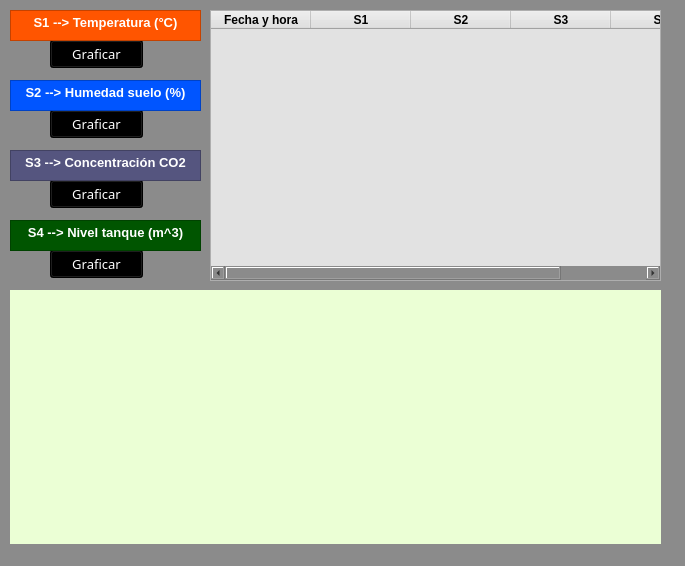
Qt form Principal.ui (diegocarreno01/InterfazSensores) before a commit.
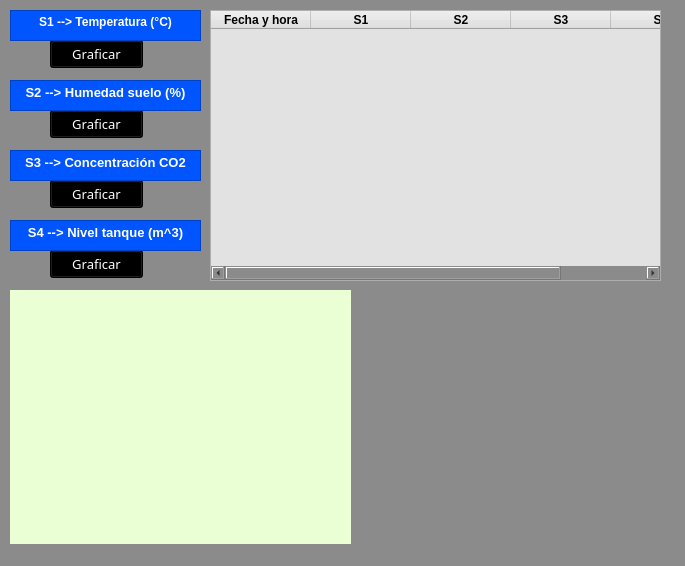
The same form after that commit. Icons and pictures are not drawn.

Patch:
```diff
--- a/Principal.ui
+++ b/Principal.ui
@@ -22,7 +22,7 @@
      <rect>
       <x>10</x>
       <y>290</y>
-      <width>651</width>
+      <width>341</width>
       <height>261</height>
      </rect>
     </property>
@@ -176,9 +176,11 @@
      </font>
     </property>
     <property name="styleSheet">
-     <string notr="true">background-color: rgb(255, 85, 0);
+     <string notr="true">background-color: rgb(0, 85, 255);
+color: rgb(0, 0, 0);
 border-top-color: rgb(0, 0, 0);
-color: rgb(255, 255, 255);
+
+
 </string>
     </property>
     <property name="html">
@@ -186,7 +188,7 @@
 &lt;html&gt;&lt;head&gt;&lt;meta name=&quot;qrichtext&quot; content=&quot;1&quot; /&gt;&lt;style type=&quot;text/css&quot;&gt;
 p, li { white-space: pre-wrap; }
 &lt;/style&gt;&lt;/head&gt;&lt;body style=&quot; font-family:'MS Shell Dlg 2'; font-size:10pt; font-weight:600; font-style:normal;&quot;&gt;
-&lt;p align=&quot;center&quot; style=&quot; margin-top:0px; margin-bottom:0px; margin-left:0px; margin-right:0px; -qt-block-indent:0; text-indent:0px;&quot;&gt;&lt;span style=&quot; color:#ffffff;&quot;&gt;S1 --&amp;gt; Temperatura (°C)&lt;/span&gt;&lt;/p&gt;&lt;/body&gt;&lt;/html&gt;</string>
+&lt;p align=&quot;center&quot; style=&quot; margin-top:0px; margin-bottom:0px; margin-left:0px; margin-right:0px; -qt-block-indent:0; text-indent:0px;&quot;&gt;&lt;span style=&quot; font-size:9pt; color:#ffffff;&quot;&gt;S1 --&amp;gt; Temperatura (°C)&lt;/span&gt;&lt;/p&gt;&lt;/body&gt;&lt;/html&gt;</string>
     </property>
    </widget>
    <widget class="QTextEdit" name="textEdit_3">
@@ -202,7 +204,7 @@
      </rect>
     </property>
     <property name="styleSheet">
-     <string notr="true">background-color: rgb(0, 85, 0);
+     <string notr="true">background-color: rgb(0, 85, 255);
 color: rgb(255, 255, 255);
 border-top-color: rgb(0, 0, 0);</string>
     </property>
@@ -227,9 +229,10 @@
      </rect>
     </property>
     <property name="styleSheet">
-     <string notr="true">background-color: rgb(85, 85, 127);
+     <string notr="true">background-color: rgb(0, 85, 255);
 color: rgb(255, 255, 255);
 border-top-color: rgb(0, 0, 0);
+
 </string>
     </property>
     <property name="html">
@@ -310,6 +313,25 @@
      </property>
     </column>
    </widget>
+   <widget class="QLabel" name="label">
+    <property name="geometry">
+     <rect>
+      <x>366</x>
+      <y>292</y>
+      <width>291</width>
+      <height>191</height>
+     </rect>
+    </property>
+    <property name="text">
+     <string/>
+    </property>
+    <property name="pixmap">
+     <pixmap resource="Images_rc.qrc">:/Tratamiento_Imagenes/images/img01.jpeg</pixmap>
+    </property>
+    <property name="scaledContents">
+     <bool>true</bool>
+    </property>
+   </widget>
    <zorder>Button01</zorder>
    <zorder>Label01</zorder>
    <zorder>Button04</zorder>
```
Left out of the diff: 5 changed lines with no effect on the pictures.
